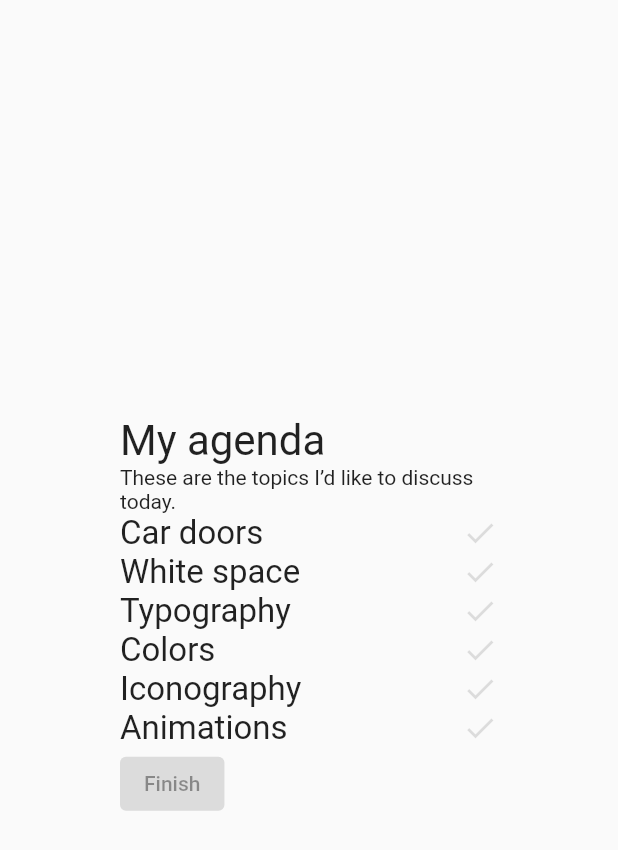
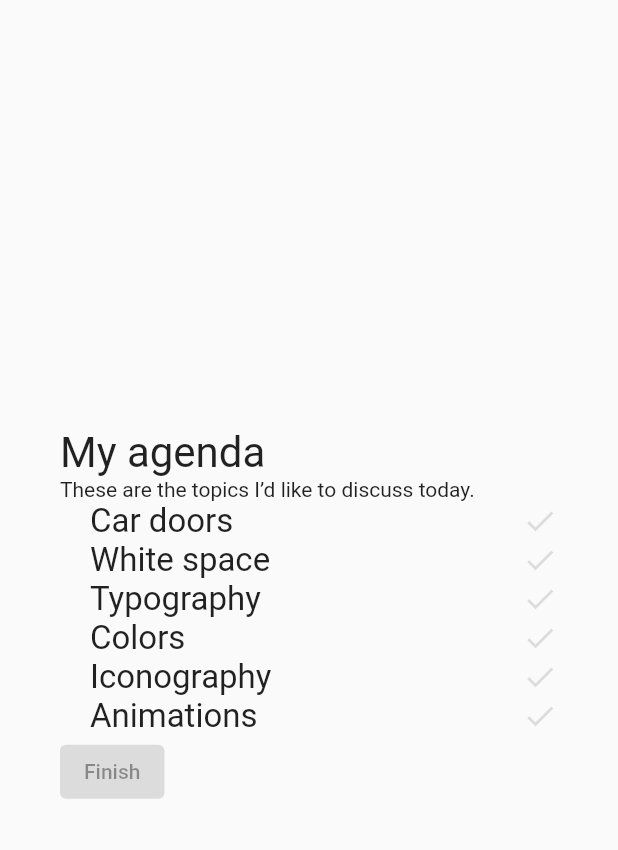
Before and after one commit to filiph/little_things, a Flutter app: the screen it shows after launch, on a phone screen of 412 x 824 dp. Shown: the top 850 px of the screen. Run offline on Flutter 3.47's test engine with Material 2 defaults, Android fonts, the phone set to English and light mode, and no system bars; our stand-ins replace yaml.

Commit message:
Make the start a little uglier

```diff
--- a/lib/src/item.dart
+++ b/lib/src/item.dart
@@ -18,7 +18,7 @@ class AgendaListItem extends StatelessWidget {
         context.read<DoneNotifier>().toggle(item);
       },
       child: AnimatedPadding(
-        padding: EdgeInsets.symmetric(vertical: 0),
+        padding: EdgeInsets.only(left: 20),
         duration: const Duration(milliseconds: 300),
         child: Row(
           mainAxisAlignment: MainAxisAlignment.spaceBetween,
--- a/lib/src/list.dart
+++ b/lib/src/list.dart
@@ -12,7 +12,7 @@ class MyAgendaList extends StatelessWidget {
     return Scaffold(
       body: SafeArea(
         child: Padding(
-          padding: const EdgeInsets.symmetric(horizontal: 80),
+          padding: const EdgeInsets.symmetric(horizontal: 40),
           child: Column(
             mainAxisAlignment: MainAxisAlignment.center,
             crossAxisAlignment: CrossAxisAlignment.start,
```
